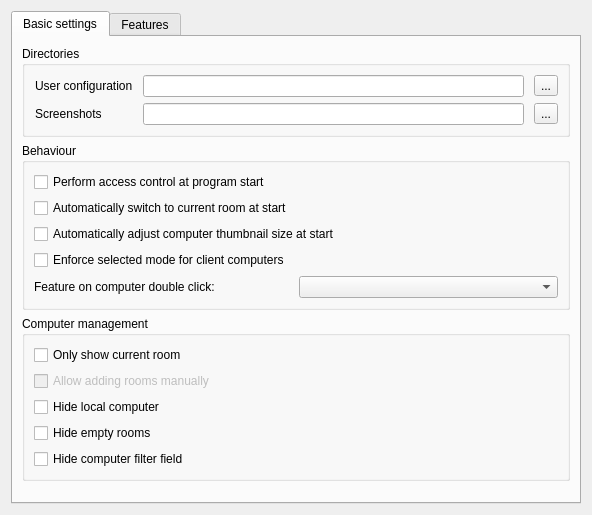
Old version of the form configurator/forms/MasterConfigurationPage.ui in the repository veyon/veyon.
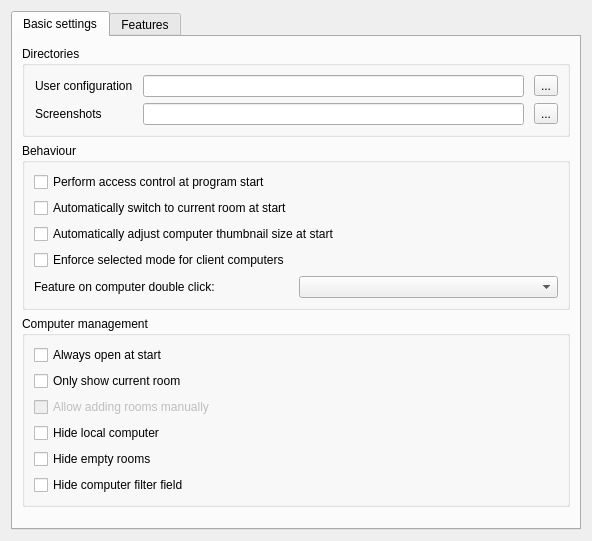
New version of the form. Icons and pictures are not drawn.

Commit message: Configurator: MasterConfigurationPage: add checkbox for OpenComputerManagementAtStart

Diff of the .ui file:
```diff
--- a/configurator/forms/MasterConfigurationPage.ui
+++ b/configurator/forms/MasterConfigurationPage.ui
@@ -126,6 +126,13 @@
           <string>Computer management</string>
          </property>
          <layout class="QVBoxLayout" name="verticalLayout_5">
+          <item>
+           <widget class="QCheckBox" name="openComputerManagementAtStart">
+            <property name="text">
+             <string>Always open at start</string>
+            </property>
+           </widget>
+          </item>
           <item>
            <widget class="QCheckBox" name="onlyCurrentRoomVisible">
             <property name="text">
```
Left out of the diff: 3 changed lines with no effect on the pictures.
